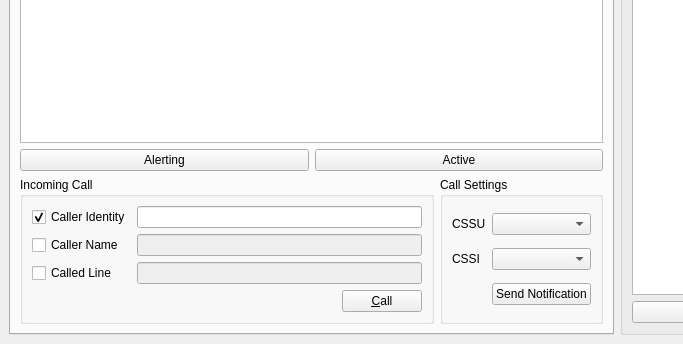
jpakkane/ofono-phonesim, file src/controlbase.ui: the form before one commit; both pictures show x 0 to 683 and y 304 to 648 of the 977 by 648 pixel window.
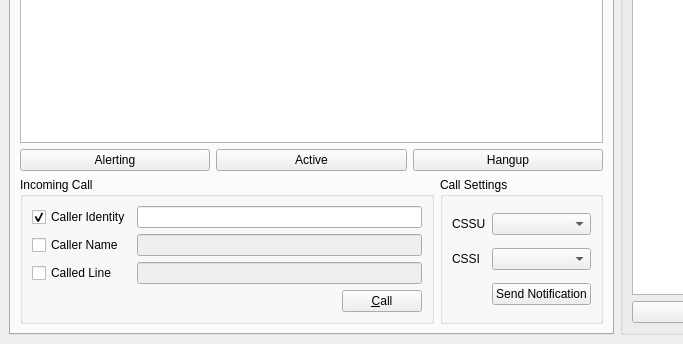
The form after the commit. The open tabs and pages were chosen to show the change.

Commit message: controlbase: Add hangup button

```diff
--- a/src/controlbase.ui
+++ b/src/controlbase.ui
@@ -1410,6 +1410,13 @@
            </property>
           </widget>
          </item>
+         <item>
+          <widget class="QPushButton" name="pbHangup">
+           <property name="text">
+            <string>Hangup</string>
+           </property>
+          </widget>
+         </item>
         </layout>
        </item>
        <item>
```
